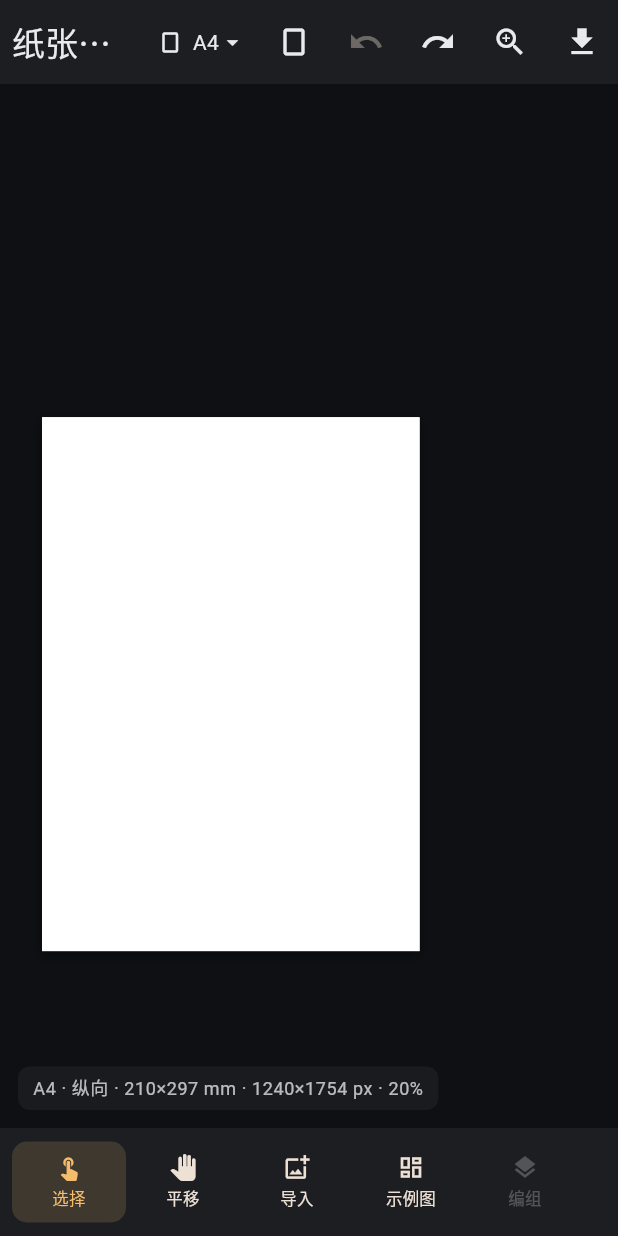
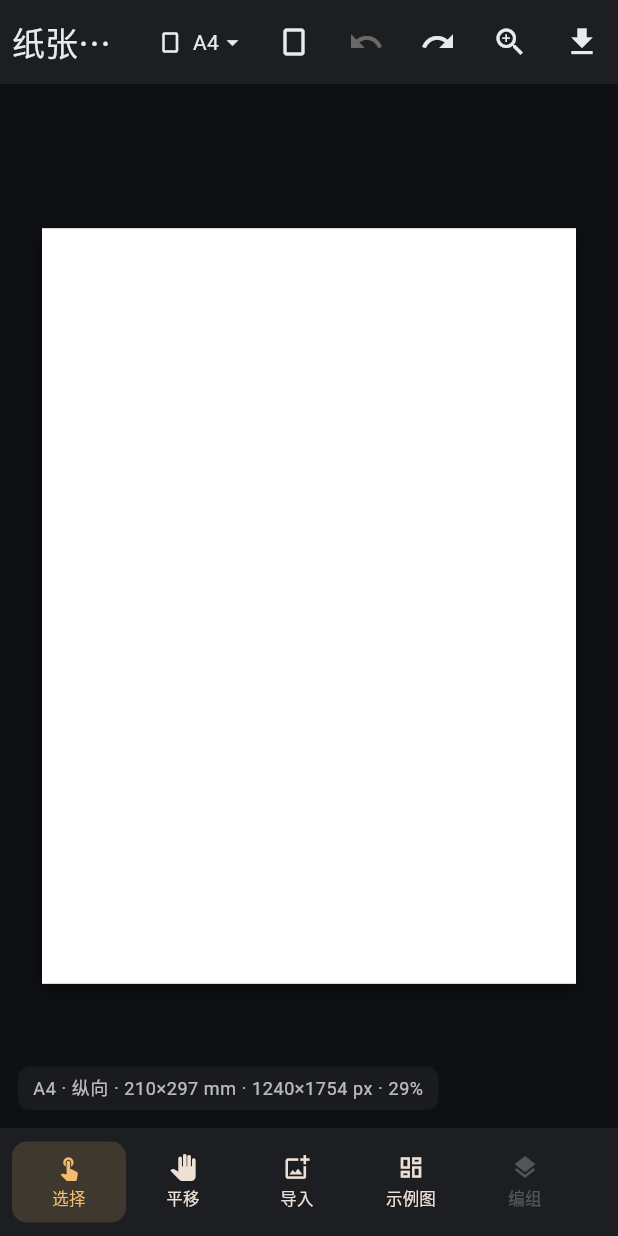
Before and after one commit to songweian/pic-editor, a Flutter app: the screen it shows after launch, after a tap on the "crop portrait" icon, after a tap on the "undo" icon, on a phone screen of 412 x 824 dp. Run offline on Flutter 3.47's test engine with Material 3 defaults, Android fonts, the phone set to English and light mode, and no system bars; our stand-ins replace file_picker, image_picker; missing offline and left inert: dart:html.

Commit message:
Fix paper switching and PNG download combinations.
Changing paper now refits the canvas, scales nested layers with the page, and keeps the blob URL alive long enough for the browser download to start.

Co-authored-by: Cursor <cursoragent@cursor.com>

```diff
--- a/lib/core/models/editor_document.dart
+++ b/lib/core/models/editor_document.dart
@@ -90,6 +90,8 @@ List<EditorLayer> _scaleLayers(
       if (layer is ImageLayer)
         layer.copyWith(
           position: Offset(layer.position.dx * sx, layer.position.dy * sy),
+          scaleX: layer.scaleX * sx,
+          scaleY: layer.scaleY * sy,
         )
       else if (layer is GroupLayer)
         layer.copyWith(children: _scaleLayers(layer.children, sx, sy))
--- a/lib/core/utils/save_png_web.dart
+++ b/lib/core/utils/save_png_web.dart
@@ -10,7 +10,11 @@ Future<String?> savePng(Uint8List bytes, String filename) async {
     ..download = filename
     ..style.display = 'none';
   html.document.body!.append(anchor);
+  html.document.documentElement?.setAttribute('data-last-download', filename);
+  html.document.documentElement
+      ?.setAttribute('data-last-download-bytes', '${bytes.length}');
   anchor.click();
+  await Future<void>.delayed(const Duration(milliseconds: 400));
   anchor.remove();
   html.Url.revokeObjectUrl(url);
   return filename;
--- a/lib/features/editor/widgets/paper_picker.dart
+++ b/lib/features/editor/widgets/paper_picker.dart
@@ -17,7 +17,8 @@ class PaperPickerButton extends StatelessWidget {
     final paper = controller.paper;
     final mm = controller.document.sizeMm;
     return PopupMenuButton<String>(
-      tooltip: '选择纸张',
+      tooltip: controller.cropMode ? '裁剪时不能换纸张' : '选择纸张',
+      enabled: !controller.cropMode && !controller.exporting,
       onSelected: controller.setPaper,
       itemBuilder: (context) {
         final items = <PopupMenuEntry<String>>[];
@@ -38,8 +39,20 @@ class PaperPickerButton extends StatelessWidget {
             items.add(
               PopupMenuItem<String>(
                 value: spec.id,
-                child: Text(
-                  '${spec.label}  ${formatMm(spec.widthMm)}×${formatMm(spec.heightMm)} mm',
+                child: Row(
+                  children: [
+                    SizedBox(
+                      width: 22,
+                      child: spec.id == paper.id
+                          ? const Icon(Icons.check, size: 16)
+                          : null,
+                    ),
+                    Expanded(
+                      child: Text(
+                        '${spec.label}  ${formatMm(spec.widthMm)}×${formatMm(spec.heightMm)} mm',
+                      ),
+                    ),
+                  ],
                 ),
               ),
             );
@@ -74,8 +87,12 @@ class OrientationToggle extends StatelessWidget {
   Widget build(BuildContext context) {
     final controller = context.watch<EditorController>();
     return IconButton(
-      tooltip: controller.landscape ? '当前横向，点击改为纵向' : '当前纵向，点击改为横向',
-      onPressed: controller.toggleOrientation,
+      tooltip: controller.cropMode
+          ? '裁剪时不能改方向'
+          : controller.landscape
+              ? '当前横向，点击改为纵向'
+              : '当前纵向，点击改为横向',
+      onPressed: controller.cropMode ? null : controller.toggleOrientation,
       icon: Icon(
         controller.landscape ? Icons.crop_landscape : Icons.crop_portrait,
       ),
--- a/lib/state/editor_controller.dart
+++ b/lib/state/editor_controller.dart
@@ -126,18 +126,18 @@ class EditorController extends ChangeNotifier {
     if (_cropMode) return;
     final spec = PaperPresets.byId(id);
     if (spec.id == _document.paper.id) return;
+    viewGeneration++;
     _commit(
       _document.remapped(paper: spec),
       '切换纸张 ${spec.label}',
     );
-    viewGeneration++;
   }
 
   void toggleOrientation() {
     if (_cropMode) return;
+    viewGeneration++;
     final next = _document.remapped(landscape: !_document.landscape);
     _commit(next, next.landscape ? '横向纸张' : '纵向纸张');
-    viewGeneration++;
   }
 
   Future<int> importImages({PlaceMode mode = PlaceMode.fit}) async {
@@ -414,17 +414,13 @@ class EditorController extends ChangeNotifier {
     }
     if (!_history.canUndo) return;
     cancelTransient();
-    _document = _history.undo(_document);
-    _syncDecoded();
-    notifyListeners();
+    _applyHistoryDocument(_history.undo(_document));
   }
 
   void redo() {
     if (_cropMode || !_history.canRedo) return;
     cancelTransient();
-    _document = _history.redo(_document);
-    _syncDecoded();
-    notifyListeners();
+    _applyHistoryDocument(_history.redo(_document));
   }
 
   Future<Uint8List> exportPngBytes() async {
@@ -675,6 +671,15 @@ class EditorController extends ChangeNotifier {
   ImageLayer? _imageById(String id) {
     final layer = _layerById(id);
     return layer is ImageLayer ? layer : null;
+  }
+
+  void _applyHistoryDocument(EditorDocument next) {
+    final paperChanged = _document.paper.id != next.paper.id ||
+        _document.landscape != next.landscape;
+    _document = next;
+    if (paperChanged) viewGeneration++;
+    _syncDecoded();
+    notifyListeners();
   }
 
   void _commit(EditorDocument next, String label) {
```
Also changed, not shown: lib/core/utils/web_editor_commands_web.dart (+32 -4 lines), 2 other files.
